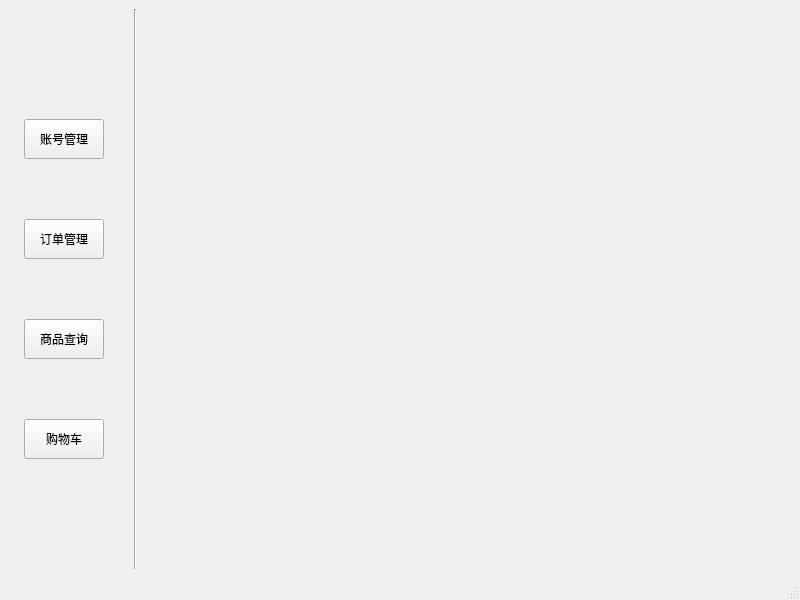
CarlosDJY/QtBasedGroupWork, file mainCode/mainwindow2.ui: the form before one commit.
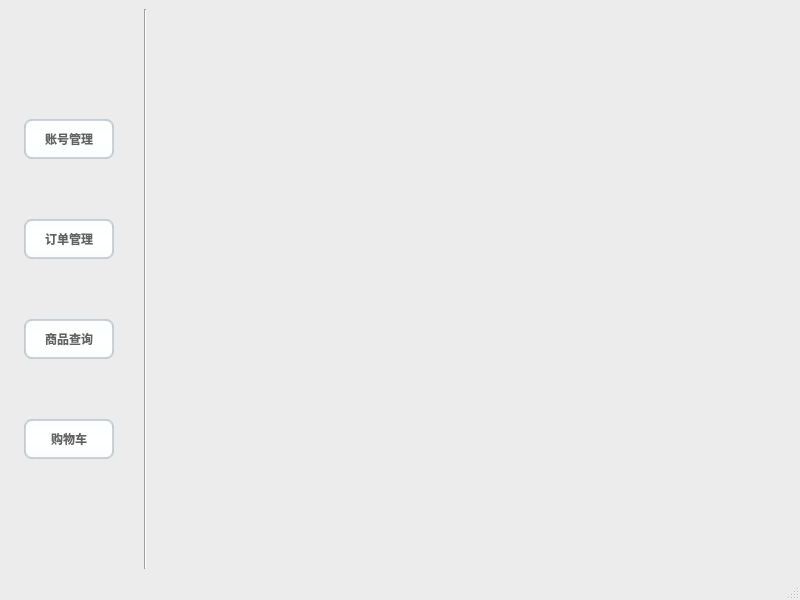
The form after the commit. Icons and pictures are not drawn.

```diff
--- a/mainCode/mainwindow2.ui
+++ b/mainCode/mainwindow2.ui
@@ -13,6 +13,443 @@
   <property name="windowTitle">
    <string>MainWindow</string>
   </property>
+  <property name="styleSheet">
+   <string notr="true">/*
+ * MacOS Style Sheet for QT Applications
+ * Author: Jaime A. Quiroga P.
+ * Company: GTRONICK
+ * Last updated: 25/12/2020, 23:10.
+ * Available at: https://github.com/GTRONICK/QSS/blob/master/MacOS.qss
+ */
+QMainWindow {
+    background-color:#ececec;
+}
+QPushButton, QToolButton, QCommandLinkButton{
+    padding: 0 5px 0 5px;
+    border-style: solid;
+    border-top-color: qlineargradient(spread:pad, x1:0, y1:0, x2:0, y2:1, stop:0 #c1c9cf, stop:1 #d2d8dd);
+    border-right-color: qlineargradient(spread:pad, x1:1, y1:0, x2:0, y2:0, stop:0 #c1c9cf, stop:1 #d2d8dd);
+    border-bottom-color: qlineargradient(spread:pad, x1:0, y1:1, x2:0, y2:0, stop:0 #c1c9cf, stop:1 #d2d8dd);
+    border-left-color: qlineargradient(spread:pad, x1:0, y1:0, x2:1, y2:0, stop:0 #c1c9cf, stop:1 #d2d8dd);
+    border-width: 2px;
+    border-radius: 8px;
+    color: #616161;
+    font-weight: bold;
+    background-color: qlineargradient(spread:pad, x1:0.5, y1:0, x2:0.5, y2:1, stop:0 #fbfdfd, stop:0.5 #ffffff, stop:1 #fbfdfd);
+}
+QPushButton::default, QToolButton::default, QCommandLinkButton::default{
+    border: 2px solid transparent;
+    color: #FFFFFF;
+    background-color: qlineargradient(spread:pad, x1:0.5, y1:0, x2:0.5, y2:1, stop:0 #84afe5, stop:1 #1168e4);
+}
+QPushButton:hover, QToolButton:hover, QCommandLinkButton:hover{
+    color: #3d3d3d;
+}
+QPushButton:pressed, QToolButton:pressed, QCommandLinkButton:pressed{
+    color: #aeaeae;
+    background-color: qlineargradient(spread:pad, x1:0.5, y1:0, x2:0.5, y2:1, stop:0 #ffffff, stop:0.5 #fbfdfd, stop:1 #ffffff);
+}
+QPushButton:disabled, QToolButton:disabled, QCommandLinkButton:disabled{
+    color: #616161;
+    background-color: qlineargradient(spread:pad, x1:0.5, y1:0, x2:0.5, y2:1, stop:0 #dce7eb, stop:0.5 #e0e8eb, stop:1 #dee7ec);
+}
+QLineEdit, QTextEdit, QPlainTextEdit, QSpinBox, QDoubleSpinBox, QTimeEdit, QDateEdit, QDateTimeEdit {
+    border-width: 2px;
+    border-radius: 8px;
+    border-style: solid;
+    border-top-color: qlineargradient(spread:pad, x1:0.5, y1:1, x2:0.5, y2:0, stop:0 #c1c9cf, stop:1 #d2d8dd);
+    border-right-color: qlineargradient(spread:pad, x1:0, y1:0, x2:1, y2:0, stop:0 #c1c9cf, stop:1 #d2d8dd);
+    border-bottom-color: qlineargradient(spread:pad, x1:0.5, y1:0, x2:0.5, y2:1, stop:0 #c1c9cf, stop:1 #d2d8dd);
+    border-left-color: qlineargradient(spread:pad, x1:1, y1:0, x2:0, y2:0, stop:0 #c1c9cf, stop:1 #d2d8dd);
+    background-color: #f4f4f4;
+    color: #3d3d3d;
+}
+QLineEdit:focus, QTextEdit:focus, QPlainTextEdit:focus, QSpinBox:focus, QDoubleSpinBox:focus, QTimeEdit:focus, QDateEdit:focus, QDateTimeEdit:focus {
+    border-width: 2px;
+    border-radius: 8px;
+    border-style: solid;
+    border-top-color: qlineargradient(spread:pad, x1:0.5, y1:1, x2:0.5, y2:0, stop:0 #85b7e3, stop:1 #9ec1db);
+    border-right-color: qlineargradient(spread:pad, x1:0, y1:0, x2:1, y2:0, stop:0 #85b7e3, stop:1 #9ec1db);
+    border-bottom-color: qlineargradient(spread:pad, x1:0.5, y1:0, x2:0.5, y2:1, stop:0 #85b7e3, stop:1 #9ec1db);
+    border-left-color: qlineargradient(spread:pad, x1:1, y1:0, x2:0, y2:0, stop:0 #85b7e3, stop:1 #9ec1db);
+    background-color: #f4f4f4;
+    color: #3d3d3d;
+}
+QLineEdit:disabled, QTextEdit:disabled, QPlainTextEdit:disabled, QSpinBox:disabled, QDoubleSpinBox:disabled, QTimeEdit:disabled, QDateEdit:disabled, QDateTimeEdit:disabled {
+    color: #b9b9b9;
+}
+QSpinBox::up-button, QDoubleSpinBox::up-button, QTimeEdit::up-button, QDateEdit::up-button, QDateTimeEdit::up-button {
+    subcontrol-origin: padding;
+    subcontrol-position: top right;
+    width: 15px;
+    color: #272727;
+    border-left-width: 1px;
+    border-left-color: darkgray;
+    border-left-style: solid;
+    border-top-right-radius: 3px;
+    padding: 3px;
+}
+QSpinBox::down-button, QDoubleSpinBox::down-button, QTimeEdit::down-button, QDateEdit::down-button, QDateTimeEdit::down-button {
+    subcontrol-origin: padding;
+    subcontrol-position: bottom right;
+    width: 15px;
+    color: #272727;
+    border-left-width: 1px;
+    border-left-color: darkgray;
+    border-left-style: solid;
+    border-bottom-right-radius: 3px;
+    padding: 3px;
+}
+QSpinBox::up-button:pressed, QDoubleSpinBox::up-button:pressed, QTimeEdit::up-button:pressed, QDateEdit::up-button:pressed, QDateTimeEdit::up-button:pressed {
+    color: #aeaeae;
+    background-color: qlineargradient(spread:pad, x1:0.5, y1:0, x2:0.5, y2:1, stop:0 #ffffff, stop:0.5 #fbfdfd, stop:1 #ffffff);
+}
+QSpinBox::down-button:pressed, QDoubleSpinBox::down-button:pressed, QTimeEdit::down-button:pressed, QDateEdit::down-button:pressed, QDateTimeEdit::down-button:pressed {
+    color: #aeaeae;
+    background-color: qlineargradient(spread:pad, x1:0.5, y1:0, x2:0.5, y2:1, stop:0 #ffffff, stop:0.5 #fbfdfd, stop:1 #ffffff);
+}
+QSpinBox::up-button:hover, QDoubleSpinBox::up-button:hover, QTimeEdit::up-button:hover, QDateEdit::up-button:hover, QDateTimeEdit::up-button:hover {
+    color: #FFFFFF;
+    border-top-right-radius: 5px;
+    background-color: qlineargradient(spread:pad, x1:0.5, y1:0, x2:0.5, y2:1, stop:0 #84afe5, stop:1 #1168e4);
+    
+}
+QSpinBox::down-button:hover, QDoubleSpinBox::down-button:hover, QTimeEdit::down-button:hover, QDateEdit::down-button:hover, QDateTimeEdit::down-button:hover {
+    color: #FFFFFF;
+    border-bottom-right-radius: 5px;
+    background-color: qlineargradient(spread:pad, x1:0.5, y1:0, x2:0.5, y2:1, stop:0 #84afe5, stop:1 #1168e4);
+}
+QSpinBox::up-arrow, QDoubleSpinBox::up-arrow, QTimeEdit::up-arrow, QDateEdit::up-arrow, QDateTimeEdit::up-arrow {
+    image: url(/usr/share/icons/Adwaita/16x16/actions/go-up-symbolic.symbolic.png);
+}
+QSpinBox::down-arrow, QDoubleSpinBox::down-arrow, QTimeEdit::down-arrow, QDateEdit::down-arrow, QDateTimeEdit::down-arrow {
+    image: url(/usr/share/icons/Adwaita/16x16/actions/go-down-symbolic.symbolic.png);
+}
+QProgressBar {
+    max-height: 8px;
+    text-align: center;
+    font: italic bold 11px;
+    color: #3d3d3d;
+    border: 1px solid transparent;
+    border-radius:4px;
+    background-color: qlineargradient(spread:pad, x1:0, y1:0, x2:0, y2:1, stop:0 #ddd5d5, stop:0.5 #dad3d3, stop:1 #ddd5d5);
+}
+QProgressBar::chunk {
+    background-color: qlineargradient(spread:pad, x1:0, y1:0, x2:0, y2:1, stop:0 #467dd1, stop:0.5 #3b88fc, stop:1 #467dd1);
+    border-radius: 4px;
+}
+QProgressBar:disabled {
+    color: #616161;
+}
+QProgressBar::chunk:disabled {
+    background-color: #aeaeae;
+}
+QSlider::groove {
+    border: 1px solid #bbbbbb;
+    background-color: #52595d;
+    border-radius: 4px;
+}
+QSlider::groove:horizontal {
+    height: 6px;
+}
+QSlider::groove:vertical {
+    width: 6px;
+}
+QSlider::handle:horizontal {
+    background: #ffffff;
+    border-style: solid;
+    border-width: 1px;
+    border-color: rgb(207,207,207);
+    width: 12px;
+    margin: -5px 0;
+    border-radius: 7px;
+}
+QSlider::handle:vertical {
+    background: #ffffff;
+    border-style: solid;
+    border-width: 1px;
+    border-color: rgb(207,207,207);
+    height: 12px;
+    margin: 0 -5px;
+    border-radius: 7px;
+}
+QSlider::add-page, QSlider::sub-page {
+    border: 1px transparent;
+    background-color: #52595d;
+    border-radius: 4px;
+}
+QSlider::add-page:horizontal {
+    background: qlineargradient(spread:pad, x1:0, y1:0, x2:0, y2:1, stop:0 #ddd5d5, stop:0.5 #dad3d3, stop:1 #ddd5d5);
+}
+QSlider::sub-page:horizontal {
+    background-color: qlineargradient(spread:pad, x1:0, y1:0, x2:1, y2:0, stop:0 #467dd1, stop:0.5 #3b88fc, stop:1 #467dd1);
+}
+QSlider::add-page:vertical {
+    background-color: qlineargradient(spread:pad, x1:0, y1:0, x2:0, y2:1, stop:0 #467dd1, stop:0.5 #3b88fc, stop:1 #467dd1);
+}
+QSlider::sub-page:vertical {
+    background: qlineargradient(spread:pad, x1:0, y1:0, x2:1, y2:0, stop:0 #ddd5d5, stop:0.5 #dad3d3, stop:1 #ddd5d5);
+}
+QSlider::add-page:horizontal:disabled, QSlider::sub-page:horizontal:disabled, QSlider::add-page:vertical:disabled, QSlider::sub-page:vertical:disabled {
+    background: #b9b9b9;
+}
+QComboBox, QFontComboBox {
+    border-width: 2px;
+    border-radius: 8px;
+    border-style: solid;
+    border-top-color: qlineargradient(spread:pad, x1:0.5, y1:1, x2:0.5, y2:0, stop:0 #c1c9cf, stop:1 #d2d8dd);
+    border-right-color: qlineargradient(spread:pad, x1:0, y1:0, x2:1, y2:0, stop:0 #c1c9cf, stop:1 #d2d8dd);
+    border-bottom-color: qlineargradient(spread:pad, x1:0.5, y1:0, x2:0.5, y2:1, stop:0 #c1c9cf, stop:1 #d2d8dd);
+    border-left-color: qlineargradient(spread:pad, x1:1, y1:0, x2:0, y2:0, stop:0 #c1c9cf, stop:1 #d2d8dd);
+    background-color: #f4f4f4;
+    color: #272727;
+    padding-left: 5px;
+}
+QComboBox:editable, QComboBox:!editable, QComboBox::drop-down:editable, QComboBox:!editable:on, QComboBox::drop-down:editable:on {
+    background: #ffffff;
+}
+QComboBox::drop-down {
+    subcontrol-origin: padding;
+    subcontrol-position: top right;
+    width: 15px;
+    color: #272727;
+    border-left-width: 1px;
+    border-left-color: darkgray;
+    border-left-style: solid;
+    border-top-right-radius: 3px;
+    border-bottom-right-radius: 3px;
+}
+QComboBox::down-arrow {
+    image: url(/usr/share/icons/Adwaita/16x16/actions/go-down-symbolic.symbolic.png); /*Adawaita icon thene*/
+}
+
+QComboBox::down-arrow:on {
+    top: 1px;
+    left: 1px;
+}
+QComboBox QAbstractItemView {
+    border: 1px solid darkgray;
+    border-radius: 8px;
+    selection-background-color: #dadada;
+    selection-color: #272727;
+    color: #272727;
+    background: white;
+}
+QLabel, QCheckBox, QRadioButton {
+    color: #272727;
+}
+QCheckBox {
+    padding: 2px;
+}
+QCheckBox:disabled, QRadioButton:disabled {
+    color: #808086;
+    padding: 2px;
+}
+
+QCheckBox:hover {
+    border-radius:4px;
+    border-style:solid;
+    padding-left: 1px;
+    padding-right: 1px;
+    padding-bottom: 1px;
+    padding-top: 1px;
+    border-width:1px;
+    border-color: transparent;
+}
+QCheckBox::indicator:checked {
+    image: url(/usr/share/icons/Adwaita/16x16/actions/object-select-symbolic.symbolic.png);
+    height: 15px;
+    width: 15px;
+    border-style:solid;
+    border-width: 1px;
+    border-color: #48a5fd;
+    color: #ffffff;
+    border-radius: 3px;
+    background-color: qlineargradient(spread:pad, x1:0, y1:0, x2:0, y2:1, stop:0 #48a5fd, stop:0.5 #329cfb, stop:1 #48a5fd);
+}
+QCheckBox::indicator:unchecked {
+    
+    height: 15px;
+    width: 15px;
+    border-style:solid;
+    border-width: 1px;
+    border-color: #48a5fd;
+    border-radius: 3px;
+    background-color: #fbfdfa;
+}
+QLCDNumber {
+    color: #616161;;
+}
+QMenuBar {
+    background-color: #ececec;
+}
+QMenuBar::item {
+    color: #616161;
+    spacing: 3px;
+    padding: 1px 4px;
+    background-color: #ececec;
+}
+
+QMenuBar::item:selected {
+    background-color: #dadada;
+    color: #3d3d3d;
+}
+QMenu {
+    background-color: #ececec;
+}
+QMenu::item:selected {
+    background-color: #dadada;
+    color: #3d3d3d;
+}
+QMenu::item {
+    color: #616161;;
+    background-color: #e0e0e0;
+}
+QTabWidget {
+    color:rgb(0,0,0);
+    background-color:#000000;
+}
+QTabWidget::pane {
+    border-color: #050a0e;
+    background-color: #e0e0e0;
+    border-width: 1px;
+    border-radius: 4px;
+    position: absolute;
+    top: -0.5em;
+    padding-top: 0.5em;
+}
+
+QTabWidget::tab-bar {
+    alignment: center;
+}
+
+QTabBar::tab {
+    border-bottom: 1px solid #c0c0c0;
+    padding: 3px;
+    color: #272727;
+    background-color: #fefefc;
+    margin-left:0px;
+}
+QTabBar::tab:!last {
+    border-right: 1px solid;
+    border-right-color: #c0c0c0;
+    border-bottom-color: #c0c0c0;
+}
+QTabBar::tab:first {
+    border-top-left-radius: 4px;
+    border-bottom-left-radius: 4px;
+}
+QTabBar::tab:last {
+    border-top-right-radius: 4px;
+    border-bottom-right-radius: 4px;
+}
+QTabBar::tab:selected, QTabBar::tab:last:selected, QTabBar::tab:hover {
+    color: #FFFFFF;
+    background-color: qlineargradient(spread:pad, x1:0.5, y1:0, x2:0.5, y2:1, stop:0 #84afe5, stop:1 #1168e4);
+}
+QRadioButton::indicator {
+    height: 14px;
+    width: 14px;
+    border-style:solid;
+    border-radius:7px;
+    border-width: 1px;
+}
+QRadioButton::indicator:checked {
+    border-color: #48a5fd;
+    background-color: qradialgradient(cx:0.5, cy:0.5, radius:0.4,fx:0.5, fy:0.5, stop:0 #ffffff, stop:0.5 #ffffff, stop:0.6 #48a5fd, stop:1 #48a5fd);
+}
+QRadioButton::indicator:!checked {
+    border-color: #a9b7c6;
+    background-color: #fbfdfa;
+}
+QStatusBar {
+    color:#027f7f;
+}
+
+QDial {
+    background: #16a085;
+}
+
+QToolBox {
+    color: #a9b7c6;
+    background-color: #222b2e;
+}
+QToolBox::tab {
+    color: #a9b7c6;
+    background-color:#222b2e;
+}
+QToolBox::tab:selected {
+    color: #FFFFFF;
+    background-color:#222b2e;
+}
+QScrollArea {
+    color: #FFFFFF;
+    background-color:#222b2e;
+}
+
+QScrollBar:horizontal {
+	max-height: 10px;
+	border: 1px transparent grey;
+	margin: 0px 20px 0px 20px;
+	background: transparent;
+}
+QScrollBar:vertical {
+	max-width: 10px;
+	border: 1px transparent grey;
+	margin: 20px 0px 20px 0px;
+	background: transparent;
+}
+QScrollBar::handle:vertical, QScrollBar::handle:horizontal {
+	background: #52595d;
+	border-style: transparent;
+	border-radius: 4px;
+	min-height: 25px;
+}
+QScrollBar::handle:horizontal:hover, QScrollBar::handle:vertical:hover {
+	background: qlineargradient(spread:pad, x1:0, y1:0, x2:1, y2:0, stop:0 #467dd1, stop:0.5 #3b88fc, stop:1 #467dd1);
+}
+QScrollBar::add-line, QScrollBar::sub-line {
+    border: 2px transparent grey;
+    border-radius: 4px;
+    subcontrol-origin: margin;
+    background: #b9b9b9;
+}
+QScrollBar::add-line:horizontal {
+    width: 20px;
+    subcontrol-position: right;
+}
+QScrollBar::add-line:vertical {
+    height: 20px;
+    subcontrol-position: bottom;
+}
+QScrollBar::sub-line:horizontal {
+    width: 20px;
+    subcontrol-position: left;
+}
+QScrollBar::sub-line:vertical {
+    height: 20px;
+    subcontrol-position: top;
+}
+QScrollBar::add-line:vertical:pressed, QScrollBar::add-line:horizontal:pressed, QScrollBar::sub-line:horizontal:pressed, QScrollBar::sub-line:vertical:pressed {
+    background: qlineargradient(spread:pad, x1:0, y1:0, x2:1, y2:0, stop:0 #467dd1, stop:0.5 #3b88fc, stop:1 #467dd1);
+}
+QScrollBar::add-page:horizontal, QScrollBar::sub-page:horizontal, QScrollBar::add-page:vertical, QScrollBar::sub-page:vertical {
+    background: none;
+}
+QScrollBar::up-arrow:vertical {
+    image: url(/usr/share/icons/Adwaita/16x16/actions/go-up-symbolic.symbolic.png);
+}
+QScrollBar::down-arrow:vertical {
+    image: url(/usr/share/icons/Adwaita/16x16/actions/go-down-symbolic.symbolic.png);
+}
+QScrollBar::left-arrow:horizontal {
+    image: url(/usr/share/icons/Adwaita/16x16/actions/go-previous-symbolic.symbolic.png);
+}
+QScrollBar::right-arrow:horizontal {
+    image: url(/usr/share/icons/Adwaita/16x16/actions/go-next-symbolic.symbolic.png);
+}
+</string>
+  </property>
   <widget class="QWidget" name="centralwidget">
    <layout class="QVBoxLayout" name="verticalLayout_2">
     <item>
@@ -54,7 +491,7 @@
           </property>
           <property name="minimumSize">
            <size>
-            <width>0</width>
+            <width>90</width>
             <height>40</height>
            </size>
           </property>
@@ -73,7 +510,7 @@
           </property>
           <property name="minimumSize">
            <size>
-            <width>0</width>
+            <width>90</width>
             <height>40</height>
            </size>
           </property>
@@ -92,7 +529,7 @@
           </property>
           <property name="minimumSize">
            <size>
-            <width>0</width>
+            <width>90</width>
             <height>40</height>
            </size>
           </property>
@@ -105,7 +542,7 @@
          <widget class="QPushButton" name="CartButton">
           <property name="minimumSize">
            <size>
-            <width>0</width>
+            <width>90</width>
             <height>40</height>
            </size>
           </property>
```
Left out of the diff: 2 changed lines with no effect on the pictures.
